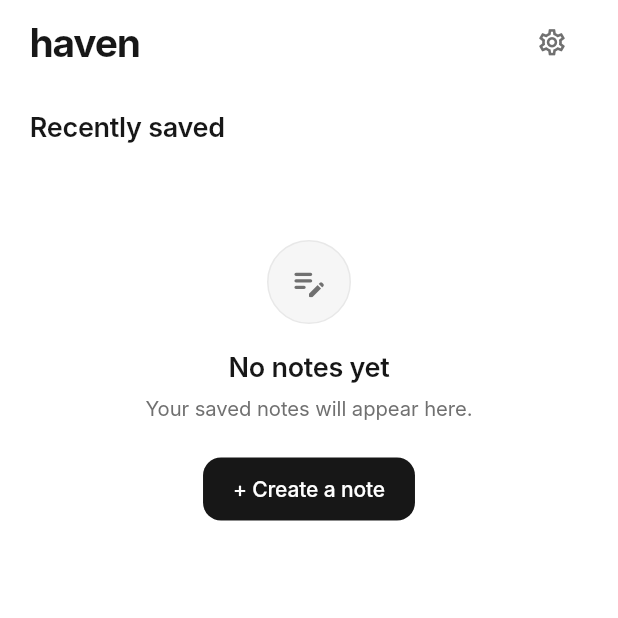
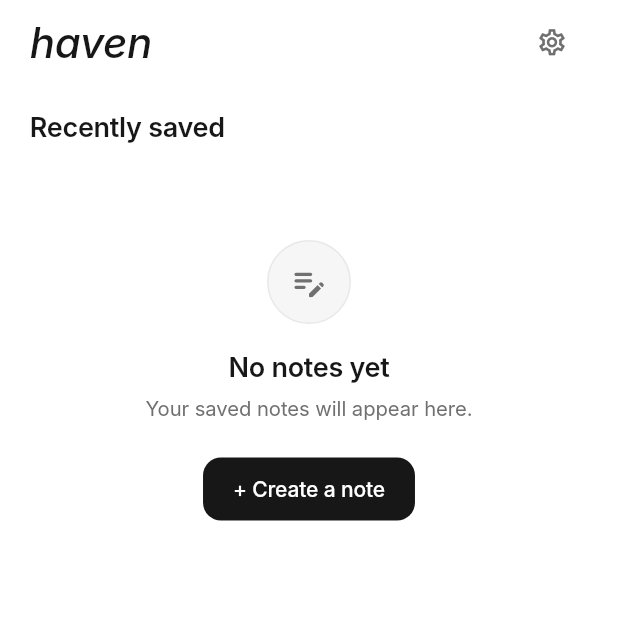
Before and after one commit to bhvyshrm/Haven, a Flutter app: the screen it shows after launch, on a phone screen of 412 x 824 dp, the top half of it. Run offline on Flutter 3.47's test engine with Material 3 defaults, Android fonts, the phone set to English and light mode, and no system bars; our stand-ins replace file_picker, flutter_local_notifications, google_sign_in, local_auth, share_plus, shared_preferences and 3 more; missing offline and left inert: googleapis; accounts and stored records are empty; Roboto replaces fonts that are missing (Inter).

Commit message:
ui: redesign Haven home wordmark and ensure no decorative lines

```diff
--- a/lib/core/widgets/haven_header.dart
+++ b/lib/core/widgets/haven_header.dart
@@ -46,7 +46,7 @@ class HavenHeader extends StatelessWidget implements PreferredSizeWidget {
           height: 56.0,
           padding: const EdgeInsets.symmetric(horizontal: 20.0),
           decoration: BoxDecoration(
-            border: showBottomDivider
+            border: (!isHome && showBottomDivider)
                 ? Border(bottom: BorderSide(color: borderColor, width: 1.0))
                 : null,
           ),
@@ -61,10 +61,17 @@ class HavenHeader extends StatelessWidget implements PreferredSizeWidget {
                   child: Text(
                     'haven',
                     style: TextStyle(
-                      fontFamily: HavenTypography.fontFamily,
-                      fontSize: 26.0,
-                      fontWeight: FontWeight.w700,
-                      letterSpacing: -0.8,
+                      fontFamilyFallback: const [
+                        'New York',
+                        'Baskerville',
+                        'Georgia',
+                        'Didot',
+                        'serif',
+                      ],
+                      fontSize: 28.0,
+                      fontStyle: FontStyle.italic,
+                      fontWeight: FontWeight.w500,
+                      letterSpacing: -0.2,
                       color: primaryTextColor,
                     ),
                   ),
```
